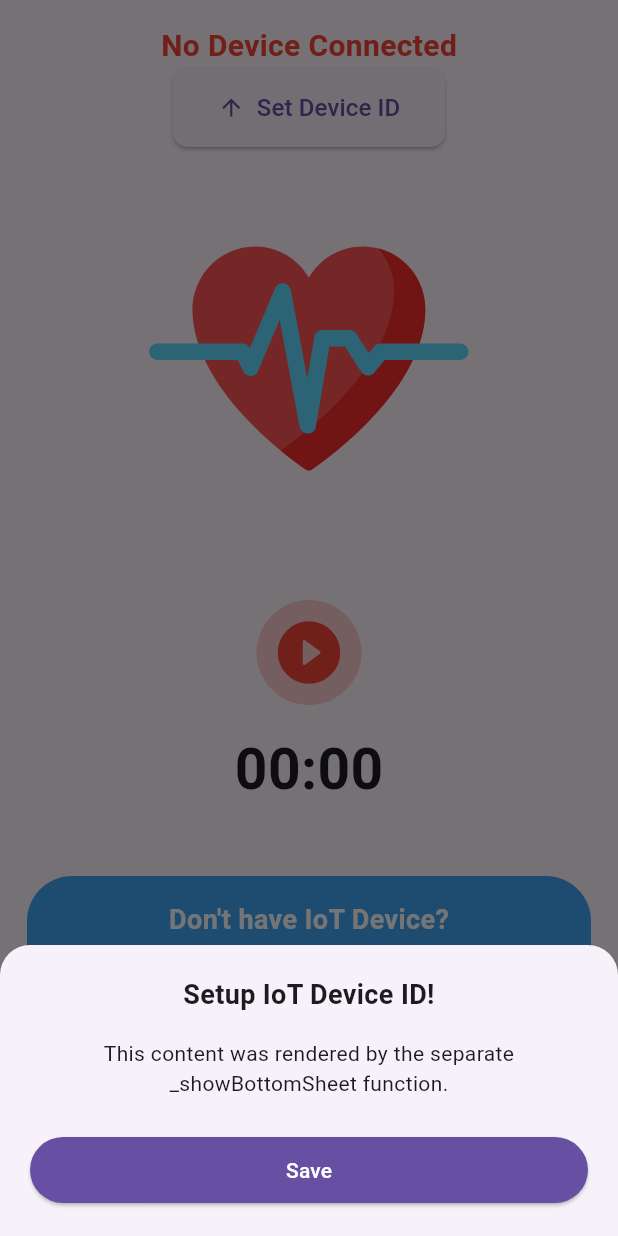
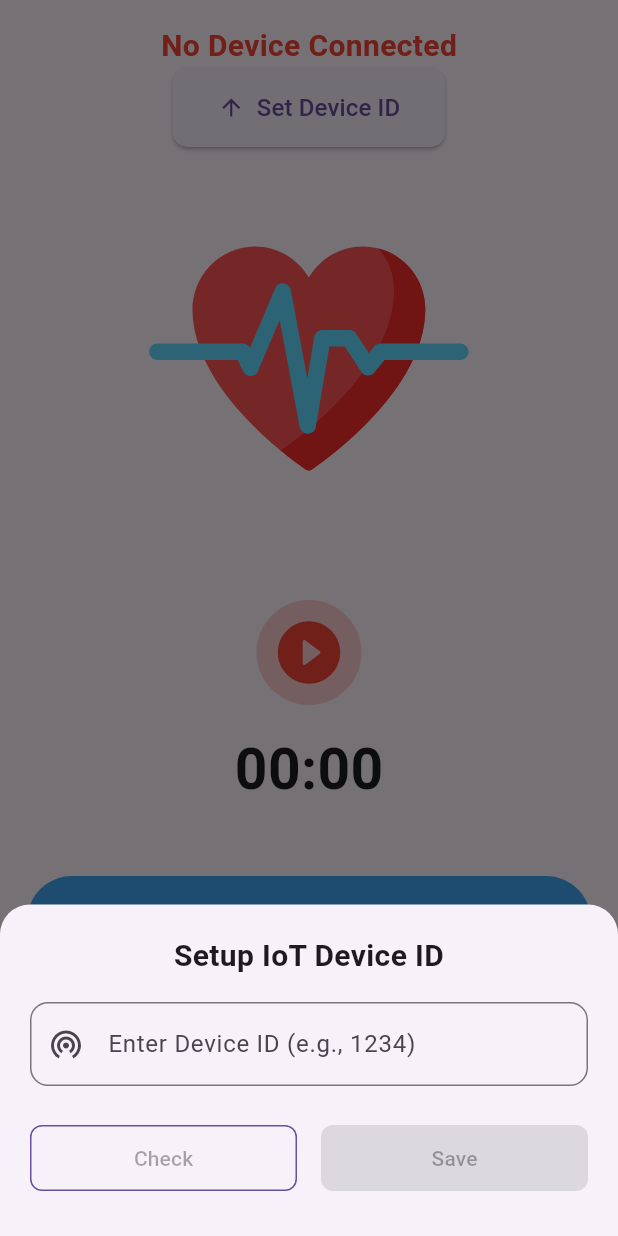
Before and after one commit to erichutabarat/cemas-project, a Flutter app: the RecordScreen screen opened directly with empty values, scrolled down 103 dp, after a tap on "Set Device ID", on a phone screen of 412 x 824 dp. Run offline on Flutter 3.47's test engine with Material 3 defaults, Android fonts, the phone set to English and light mode, and no system bars; our stand-ins replace equatable, flutter_bloc, font_awesome_flutter, lottie.

Commit message:
Mobile Feature(record): add setup iot device widget

```diff
--- a/deteksi_cemas/lib/features/dashboard/presentation/screens/record_screen.dart
+++ b/deteksi_cemas/lib/features/dashboard/presentation/screens/record_screen.dart
@@ -16,8 +16,10 @@ class RecordScreen extends StatefulWidget {
 }
 
 class _RecordScreenState extends State<RecordScreen> {
-  final bool _deviceConnected = false;
+  // CHANGED: Made non-final so we can update it from the bottom sheet
+  bool _deviceConnected = false;
   late RecordStatus _recordStatus = RecordStatus.idle;
+  int? _currentDeviceId; // Changed to nullable int for initial state
 
   // State variables
   Timer? _timer;
@@ -33,11 +35,21 @@ class _RecordScreenState extends State<RecordScreen> {
     super.dispose();
   }
 
+  // --- NEW: Handler to receive data from the bottom sheet ---
+  void _handleDeviceSave(String deviceId) {
+    setState(() {
+      // Assuming a simple connection logic here: if ID is non-empty, device is "connected"
+      _deviceConnected = deviceId.isNotEmpty;
+      // Convert ID to int, handle potential failure if necessary
+      _currentDeviceId = int.tryParse(deviceId) ?? 0;
+    });
+  }
+
   @override
   Widget build(BuildContext context) {
     return Scaffold(
       body: Container(
-        padding: EdgeInsets.symmetric(horizontal: 0),
+        padding: const EdgeInsets.symmetric(horizontal: 0),
         // decoration: BoxDecoration(color: Colors.black),
         child: SingleChildScrollView(
           controller: widget.controller,
@@ -45,10 +57,10 @@ class _RecordScreenState extends State<RecordScreen> {
             children: [
               // Record Header
               Container(
-                padding: EdgeInsets.all(16),
+                padding: const EdgeInsets.all(16),
                 decoration: BoxDecoration(
                   color: Colors.red.shade400,
-                  borderRadius: BorderRadius.only(
+                  borderRadius: const BorderRadius.only(
                     bottomLeft: Radius.circular(20),
                     bottomRight: Radius.circular(20),
                   ),
@@ -57,7 +69,7 @@ class _RecordScreenState extends State<RecordScreen> {
                       color: Colors.grey.shade300,
                       spreadRadius: 2,
                       blurRadius: 5,
-                      offset: Offset(0, 3),
+                      offset: const Offset(0, 3),
                     ),
                   ],
                 ),
@@ -66,12 +78,12 @@ class _RecordScreenState extends State<RecordScreen> {
                   children: [
                     GestureDetector(
                       onTap: widget.backtohome,
-                      child: Icon(Icons.arrow_back, color: Colors.white),
+                      child: const Icon(Icons.arrow_back, color: Colors.white),
                     ),
-                    SizedBox(width: 8),
+                    const SizedBox(width: 8),
                     Column(
                       children: [
-                        Text(
+                        const Text(
                           "Record Heartbeat",
                           style: TextStyle(
                             color: Colors.white,
@@ -82,8 +94,8 @@ class _RecordScreenState extends State<RecordScreen> {
                         Text(
                           !_deviceConnected
                               ? "No Device Connected"
-                              : "Device Connected",
-                          style: TextStyle(
+                              : "Device ID: $_currentDeviceId", // Show connected ID
+                          style: const TextStyle(
                             color: Colors.white60,
                             fontSize: 14,
                             fontWeight: FontWeight.w500,
@@ -91,7 +103,7 @@ class _RecordScreenState extends State<RecordScreen> {
                         ),
                       ],
                     ),
-                    SizedBox(width: 8),
+                    const SizedBox(width: 8),
                     Builder(
                       builder: (context) => GestureDetector(
                         // The Builder provides the working 'context'
@@ -114,13 +126,13 @@ class _RecordScreenState extends State<RecordScreen> {
                   ],
                 ),
               ),
-              SizedBox(height: 36),
+              const SizedBox(height: 36),
 
               // IoT Device Status
               if (!_deviceConnected)
                 Column(
                   children: [
-                    Text(
+                    const Text(
                       "No Device Connected",
                       style: TextStyle(
                         fontSize: 20,
@@ -128,9 +140,11 @@ class _RecordScreenState extends State<RecordScreen> {
                         color: Colors.red,
                       ),
                     ),
+                    // CRITICAL CHANGE: Pass the handler to the bottom sheet function
                     ElevatedButton.icon(
                       // The onPressed callback is clean: it just calls the helper function
-                      onPressed: () => _showBottomSheet(context),
+                      onPressed: () =>
+                          _showBottomSheet(context, _handleDeviceSave),
                       icon: const Icon(Icons.arrow_upward),
                       label: const Text(
                         'Set Device ID',
@@ -149,7 +163,7 @@ class _RecordScreenState extends State<RecordScreen> {
                   ],
                 ),
               if (_deviceConnected)
-                Column(
+                const Column(
                   children: [
                     Text(
                       "Device Connected, Ready to record!",
@@ -162,11 +176,11 @@ class _RecordScreenState extends State<RecordScreen> {
                   ],
                 ),
 
-              SizedBox(height: 16),
+              const SizedBox(height: 16),
 
               // Heartbeat animation
               HeartbeatAnimation(key: _heartbeatKey),
-              SizedBox(height: 16),
+              const SizedBox(height: 16),
 
               // Record Button
               GestureDetector(
@@ -174,7 +188,7 @@ class _RecordScreenState extends State<RecordScreen> {
                   _startRecording(context);
                 },
                 child: Container(
-                  padding: EdgeInsets.all(10),
+                  padding: const EdgeInsets.all(10),
                   decoration: BoxDecoration(
                     color: Colors.red.shade100,
                     borderRadius: BorderRadius.circular(50),
@@ -194,7 +208,7 @@ class _RecordScreenState extends State<RecordScreen> {
                   ),
                 ),
               ),
-              SizedBox(height: 16),
+              const SizedBox(height: 16),
 
               Text(
                 _formatTime(_secondsElapsed),
@@ -203,7 +217,7 @@ class _RecordScreenState extends State<RecordScreen> {
                   fontWeight: FontWeight.bold,
                 ),
               ),
-              SizedBox(height: 26),
+              const SizedBox(height: 26),
 
               // Record Heartbeat alternative
               Padding(
@@ -216,8 +230,8 @@ class _RecordScreenState extends State<RecordScreen> {
                   child: Column(
                     children: [
                       // Header Text
-                      Padding(
-                        padding: const EdgeInsets.only(
+                      const Padding(
+                        padding: EdgeInsets.only(
                           top: 16.0,
                         ), // Add padding for separation
                         child: Text(
@@ -230,7 +244,6 @@ class _RecordScreenState extends State<RecordScreen> {
                         ),
                       ),
 
-                      // --- FIX IS APPLIED HERE ---
                       Row(
                         crossAxisAlignment: CrossAxisAlignment
                             .start, // Align content to the top
@@ -257,7 +270,7 @@ class _RecordScreenState extends State<RecordScreen> {
                                 crossAxisAlignment: CrossAxisAlignment
                                     .start, // Align text to the start
                                 children: [
-                                  Text(
+                                  const Text(
                                     "You can use this survey to detect your anxiety level by filling HARS survey",
                                     style: TextStyle(
                                       color: Colors.white,
@@ -306,7 +319,7 @@ class _RecordScreenState extends State<RecordScreen> {
     }
     if (!_deviceConnected) {
       ScaffoldMessenger.of(context).showSnackBar(
-        SnackBar(
+        const SnackBar(
           content: Text("Can't play without IOT Device connected and ready"),
         ),
       );
@@ -333,9 +346,9 @@ class _RecordScreenState extends State<RecordScreen> {
         }
         state.toggleAnimation();
       } else {
-        ScaffoldMessenger.of(
-          context,
-        ).showSnackBar(SnackBar(content: Text("Heartbeat animation error")));
+        ScaffoldMessenger.of(context).showSnackBar(
+          const SnackBar(content: Text("Heartbeat animation error")),
+        );
       }
     }
   }
@@ -386,48 +399,27 @@ class _RecordScreenState extends State<RecordScreen> {
     return '$minutesStr:$secondsStr';
   }
 
-  // Example code snippet
-  void _showBottomSheet(BuildContext context) {
+  // --- MODIFIED _showBottomSheet FUNCTION ---
+  // Now accepts a callback function to send the data back to the parent state
+  void _showBottomSheet(BuildContext context, void Function(String id) onSave) {
     // Calling the Flutter function to show a modal overlay from the bottom
     showModalBottomSheet<void>(
       context: context,
+      isScrollControlled:
+          true, // IMPORTANT: Needed to handle keyboard pushing up the sheet
       // Optional: Add a nice rounded shape to the top corners
       shape: const RoundedRectangleBorder(
         borderRadius: BorderRadius.vertical(top: Radius.circular(20)),
       ),
       // The builder function returns the widget that will be inside the sheet
       builder: (BuildContext sheetContext) {
-        // We use Padding and a Column to organize the content
+        // Use Padding to ensure the sheet is pushed up by the keyboard
         return Padding(
-          padding: const EdgeInsets.all(20.0),
-          child: Column(
-            // Use MainAxisSize.min to ensure the sheet only takes the necessary height
-            mainAxisSize: MainAxisSize.min,
-            crossAxisAlignment: CrossAxisAlignment.stretch,
-            children: <Widget>[
-              const Text(
-                'Setup IoT Device ID!',
-                style: TextStyle(fontSize: 18, fontWeight: FontWeight.bold),
-                textAlign: TextAlign.center,
-              ),
-              const SizedBox(height: 16),
-              const Text(
-                'This content was rendered by the separate _showBottomSheet function.',
-                textAlign: TextAlign.center,
-              ),
-              const SizedBox(height: 24),
-              // Button to explicitly dismiss the sheet
-              ElevatedButton(
-                onPressed: () => Navigator.pop(sheetContext),
-                style: ElevatedButton.styleFrom(
-                  backgroundColor: Theme.of(context).primaryColor,
-                  foregroundColor: Colors.white,
-                  padding: const EdgeInsets.symmetric(vertical: 12),
-                ),
-                child: const Text('Save'),
-              ),
-            ],
+          padding: EdgeInsets.only(
+            bottom: MediaQuery.of(sheetContext).viewInsets.bottom,
           ),
+          // Use the dedicated StatefulWidget for the sheet content
+          child: _IotIdSetupSheet(onSave: onSave),
         );
       },
     );
@@ -435,3 +427,139 @@ class _RecordScreenState extends State<RecordScreen> {
 }
 
 enum RecordStatus { idle, recording, recorded, sent }
+
+// --- NEW HELPER WIDGET FOR SHEET CONTENT ---
+// This StatefulWidget manages the input state and buttons within the modal sheet.
+
+class _IotIdSetupSheet extends StatefulWidget {
+  final void Function(String id) onSave;
+
+  const _IotIdSetupSheet({required this.onSave});
+
+  @override
+  State<_IotIdSetupSheet> createState() => _IotIdSetupSheetState();
+}
+
+class _IotIdSetupSheetState extends State<_IotIdSetupSheet> {
+  final TextEditingController _idController = TextEditingController();
+  String _currentDeviceId = '';
+
+  @override
+  void initState() {
+    super.initState();
+    _idController.addListener(_updateDeviceId);
+  }
+
+  @override
+  void dispose() {
+    _idController.removeListener(_updateDeviceId);
+    _idController.dispose();
+    super.dispose();
+  }
+
+  void _updateDeviceId() {
+    setState(() {
+      _currentDeviceId = _idController.text;
+    });
+  }
+
+  void _onCheck() {
+    // REQUIREMENT: Check button (empty function for now)
+    if (kDebugMode) {
+      print('Checking ID: $_currentDeviceId');
+    }
+    ScaffoldMessenger.of(context).showSnackBar(
+      SnackBar(content: Text('Checking $_currentDeviceId... (Placeholder)')),
+    );
+  }
+
+  void _onSave() {
+    // REQUIREMENT: Save function
+    if (kDebugMode) {
+      print('Saving ID: $_currentDeviceId');
+    }
+
+    // 1. Pass data back to the parent RecordScreen using the callback
+    widget.onSave(_currentDeviceId);
+
+    // 2. Close the bottom sheet
+    Navigator.pop(context);
+  }
+
+  @override
+  Widget build(BuildContext context) {
+    final bool isDeviceIdValid = _currentDeviceId.isNotEmpty;
+    final Color primaryColor = Theme.of(context).colorScheme.primary;
+
+    return Container(
+      padding: const EdgeInsets.fromLTRB(20.0, 20.0, 20.0, 20.0),
+      child: Column(
+        // Use MainAxisSize.min to ensure the sheet only takes the necessary height
+        mainAxisSize: MainAxisSize.min,
+        crossAxisAlignment: CrossAxisAlignment.stretch,
+        children: <Widget>[
+          const Text(
+            'Setup IoT Device ID',
+            style: TextStyle(fontSize: 20, fontWeight: FontWeight.bold),
+            textAlign: TextAlign.center,
+          ),
+          const SizedBox(height: 16),
+
+          // Input Field for IoT ID
+          TextField(
+            controller: _idController,
+            decoration: InputDecoration(
+              labelText: 'Enter Device ID (e.g., 1234)',
+              hintText: 'Should be numeric',
+              border: OutlineInputBorder(
+                borderRadius: BorderRadius.circular(12),
+              ),
+              prefixIcon: const Icon(Icons.wifi_tethering),
+            ),
+            keyboardType: TextInputType.number, // Suggest numeric input for IDs
+          ),
+          const SizedBox(height: 24),
+
+          // Buttons Row
+          Row(
+            children: [
+              // CHECK Button
+              Expanded(
+                child: OutlinedButton(
+                  onPressed: isDeviceIdValid ? _onCheck : null,
+                  style: OutlinedButton.styleFrom(
+                    foregroundColor: primaryColor,
+                    side: BorderSide(color: primaryColor),
+                    padding: const EdgeInsets.symmetric(vertical: 12),
+                    shape: RoundedRectangleBorder(
+                      borderRadius: BorderRadius.circular(8),
+                    ),
+                  ),
+                  child: const Text('Check'),
+                ),
+              ),
+              const SizedBox(width: 16),
+
+              // SAVE Button
+              Expanded(
+                child: ElevatedButton(
+                  onPressed: isDeviceIdValid ? _onSave : null,
+                  style: ElevatedButton.styleFrom(
+                    backgroundColor: primaryColor,
+                    foregroundColor: Colors.white,
+                    padding: const EdgeInsets.symmetric(vertical: 12),
+                    shape: RoundedRectangleBorder(
+                      borderRadius: BorderRadius.circular(8),
+                    ),
+                  ),
+                  child: const Text('Save'),
+                ),
+              ),
+            ],
+          ),
+          const SizedBox(height: 8),
+        ],
+      ),
+    );
+  }
+}
```
